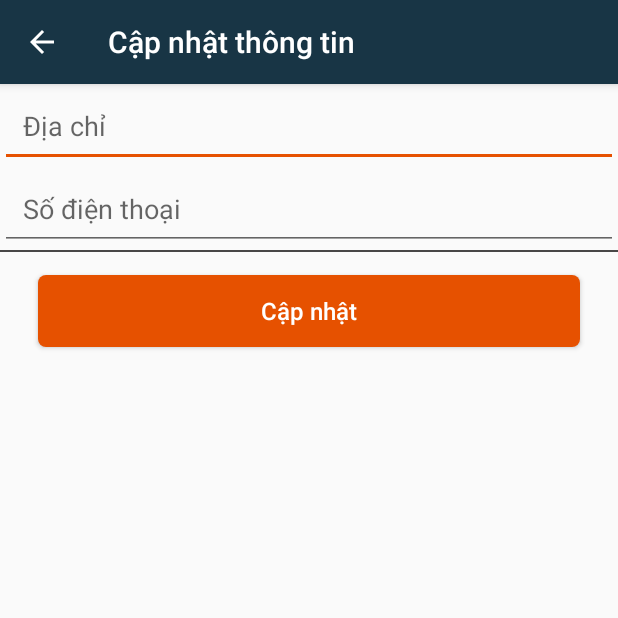
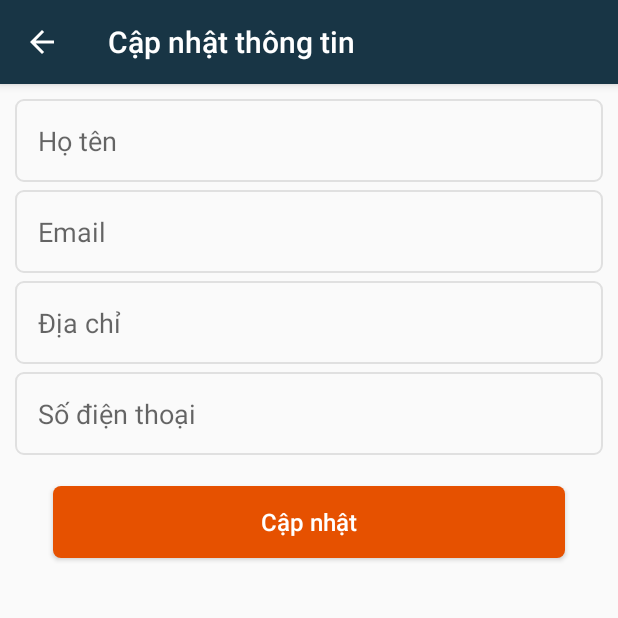
Before and after one commit to tieunt97/VShop, an Android app: the CapNhatThongTinActivity screen opened directly, with no data from a screen before it, on a phone screen of 412 x 824 dp, the top half of it. Run offline under Robolectric (Android 15) with nearby library versions, the light colour scheme and no system bars; 4 statements that could not run were skipped.

```diff
--- a/app/src/main/AndroidManifest.xml
+++ b/app/src/main/AndroidManifest.xml
@@ -75,6 +75,9 @@
         <activity android:name=".View.TrangChu.XacNhanMuaHangActivity"
             android:screenOrientation="portrait"/>
 
+        <activity android:name=".View.TrangChu.SanPhamTimKiemActivity"
+            android:screenOrientation="portrait"/>
+
     </application>
 
 </manifest>
--- /dev/null
+++ b/app/src/main/java/com/example/tieu_nt/vshop/Presenter/CaiDat/IPresenterCapNhatThongTin.java
@@ -0,0 +1,9 @@
+package com.example.tieu_nt.vshop.Presenter.CaiDat;
+
+/**
+ * Created by tieu_nt on 5/24/2018.
+ */
+
+public interface IPresenterCapNhatThongTin {
+    boolean capNhatThongTin(String hoTen, String email, String soDT, String diaChi);
+}
--- /dev/null
+++ b/app/src/main/java/com/example/tieu_nt/vshop/Presenter/CaiDat/PresenteLogicCapNhatThongTin.java
@@ -0,0 +1,21 @@
+package com.example.tieu_nt.vshop.Presenter.CaiDat;
+
+import com.example.tieu_nt.vshop.Model.Data.ModelKhachHang;
+
+/**
+ * Created by tieu_nt on 5/24/2018.
+ */
+
+public class PresenteLogicCapNhatThongTin implements IPresenterCapNhatThongTin{
+    private ModelKhachHang modelKhachHang;
+
+
+    public PresenteLogicCapNhatThongTin() {
+        modelKhachHang = ModelKhachHang.getInstance();
+    }
+
+    @Override
+    public boolean capNhatThongTin(String hoTen, String email, String soDT, String diaChi) {
+        return modelKhachHang.capNhatThongTin(hoTen, email, soDT, diaChi);
+    }
+}
--- a/app/src/main/java/com/example/tieu_nt/vshop/View/CaiDat/CapNhatThongTinActivity.java
+++ b/app/src/main/java/com/example/tieu_nt/vshop/View/CaiDat/CapNhatThongTinActivity.java
@@ -7,19 +7,27 @@ import android.support.v7.app.ActionBar;
 import android.support.v7.app.AppCompatActivity;
 import android.support.v7.widget.Toolbar;
 import android.view.MenuItem;
+import android.view.View;
 import android.widget.Button;
 import android.widget.EditText;
+import android.widget.Toast;
 
+import com.example.tieu_nt.vshop.Model.NguoiDung;
+import com.example.tieu_nt.vshop.Presenter.CaiDat.PresenteLogicCapNhatThongTin;
 import com.example.tieu_nt.vshop.R;
+import com.example.tieu_nt.vshop.View.DangNhap.DangNhapActivity;
+import com.example.tieu_nt.vshop.View.TrangChu.TrangChuActivity;
 
 /**
  * Created by tieu_nt on 5/9/2018.
  */
 
-public class CapNhatThongTinActivity extends AppCompatActivity{
+public class CapNhatThongTinActivity extends AppCompatActivity implements View.OnClickListener{
     private Toolbar toolbar;
-    private EditText edtDiaChi, edtSoDT;
+    private EditText edtDiaChi, edtSoDT, edtHoTen, edtEmail;
     private Button btnCapNhat;
+    private NguoiDung nguoiDung;
+    private PresenteLogicCapNhatThongTin presenteLogicCapNhatThongTin;
 
     @Override
     protected void onCreate(@Nullable Bundle savedInstanceState) {
@@ -32,6 +40,11 @@ public class CapNhatThongTinActivity extends AppCompatActivity{
         actionBar.setDisplayHomeAsUpEnabled(true);
         actionBar.setDisplayShowHomeEnabled(true);
         toolbar.getNavigationIcon().setColorFilter(this.getResources().getColor(R.color.colorWhite), PorterDuff.Mode.SRC_IN);
+
+        nguoiDung = TrangChuActivity.nguoiDung;
+        presenteLogicCapNhatThongTin = new PresenteLogicCapNhatThongTin();
+        hienThiThongTin();
+        setAction();
     }
 
     @Override
@@ -45,8 +58,54 @@ public class CapNhatThongTinActivity extends AppCompatActivity{
 
     private void anhXa(){
         toolbar = (Toolbar) findViewById(R.id.toolbar);
+        edtHoTen = (EditText) findViewById(R.id.edtHoTen);
+        edtEmail = (EditText) findViewById(R.id.edtEmail);
         edtDiaChi = (EditText) findViewById(R.id.edtDiaChi);
         edtSoDT = (EditText) findViewById(R.id.edtSoDT);
         btnCapNhat = (Button) findViewById(R.id.btnCapNhat);
     }
+
+    private void hienThiThongTin(){
+        edtHoTen.setText(nguoiDung.getTenNguoiDung());
+        edtEmail.setText(nguoiDung.getEmail());
+        if(!nguoiDung.getSoDT().equals("null"))
+            edtSoDT.setText(nguoiDung.getSoDT());
+        if(!nguoiDung.getDiaChi().equals("null"))
+            edtDiaChi.setText(nguoiDung.getDiaChi());
+    }
+
+    private void setAction(){
+        btnCapNhat.setOnClickListener(this);
+    }
+
+    private boolean kiemTraDuLieu(String hoTen, String email, String soDT, String diaChi){
+        if(hoTen.equals("") || email.equals("") || soDT.equals("") || diaChi.equals(""))
+            return false;
+        else
+            return true;
+    }
+
+    @Override
+    public void onClick(View view) {
+        switch (view.getId()){
+            case R.id.btnCapNhat:
+                String hoTen = edtHoTen.getText().toString();
+                String email = edtHoTen.getText().toString();
+                String soDT = edtSoDT.getText().toString();
+                String diaChi = edtDiaChi.getText().toString();
+
+                if (!kiemTraDuLieu(hoTen, email, soDT, diaChi)){
+                    Toast.makeText(this, "Có dữ liệu trống", Toast.LENGTH_SHORT).show();
+                }else if(!DangNhapActivity.validate(edtEmail.getText().toString())){
+                    Toast.makeText(this, "Email không hợp lệ", Toast.LENGTH_SHORT).show();
+                }else{
+                    if(presenteLogicCapNhatThongTin.capNhatThongTin(hoTen, email, soDT, diaChi)){
+                        Toast.makeText(this, "Cập nhật thành công", Toast.LENGTH_SHORT).show();
+                    }else{
+                        Toast.makeText(this, "Email này đã được đăng ký, cập nhật thất bại", Toast.LENGTH_SHORT).show();
+                    }
+                }
+                break;
+        }
+    }
 }
--- a/app/src/main/java/com/example/tieu_nt/vshop/View/TrangChu/DialogSapXep.java
+++ b/app/src/main/java/com/example/tieu_nt/vshop/View/DialogSapXep.java
@@ -1,9 +1,7 @@
-package com.example.tieu_nt.vshop.View.TrangChu;
+package com.example.tieu_nt.vshop.View;
 
 import android.app.Activity;
 import android.content.Context;
-import android.os.Bundle;
-import android.support.annotation.NonNull;
 import android.support.v7.app.AlertDialog;
 import android.view.View;
 import android.widget.Button;
@@ -136,6 +134,4 @@ public class DialogSapXep extends AlertDialog.Builder{
 
         return alertDialog;
     }
-
-
 }
--- a/app/src/main/java/com/example/tieu_nt/vshop/View/TrangChu/SapXepSanPham.java
+++ b/app/src/main/java/com/example/tieu_nt/vshop/View/SapXepSanPham.java
@@ -1,4 +1,4 @@
-package com.example.tieu_nt.vshop.View.TrangChu;
+package com.example.tieu_nt.vshop.View;
 
 /**
  * Created by tieu_nt on 5/22/2018.
--- a/app/src/main/java/com/example/tieu_nt/vshop/View/TrangChu/HienThiSanPhamTheoThuongHieuActivity.java
+++ b/app/src/main/java/com/example/tieu_nt/vshop/View/TrangChu/HienThiSanPhamTheoThuongHieuActivity.java
@@ -3,7 +3,6 @@ package com.example.tieu_nt.vshop.View.TrangChu;
 import android.app.Activity;
 import android.content.Intent;
 import android.graphics.PorterDuff;
-import android.net.Uri;
 import android.os.Bundle;
 import android.support.annotation.Nullable;
 import android.support.v4.view.MenuItemCompat;
@@ -32,6 +31,8 @@ import com.example.tieu_nt.vshop.Model.ThuongHieu;
 import com.example.tieu_nt.vshop.Presenter.GioHang.PresenterLogicGioHang;
 import com.example.tieu_nt.vshop.Presenter.SanPham.PresenterLogicSanPham;
 import com.example.tieu_nt.vshop.R;
+import com.example.tieu_nt.vshop.View.DialogSapXep;
+import com.example.tieu_nt.vshop.View.SapXepSanPham;
 
 import java.util.List;
 
@@ -40,7 +41,7 @@ import java.util.List;
  */
 
 public class HienThiSanPhamTheoThuongHieuActivity extends AppCompatActivity implements View.OnClickListener,
-        ViewHienThiDanhSachSanPham, ILoadMore, SapXepSanPham{
+        ViewHienThiDanhSachSanPham, ILoadMore, SapXepSanPham {
     private Toolbar toolbar;
     private SwipeRefreshLayout swipeRefreshLayout;
     private RecyclerView recyclerSanPham;
--- a/app/src/main/res/layout/layout_capnhatthongtin.xml
+++ b/app/src/main/res/layout/layout_capnhatthongtin.xml
@@ -25,17 +25,44 @@
         <LinearLayout
             android:orientation="vertical"
             android:layout_width="match_parent"
-            android:layout_height="match_parent">
+            android:layout_height="match_parent"
+            android:padding="10dp">
+
+            <EditText
+                android:id="@+id/edtHoTen"
+                android:layout_width="match_parent"
+                android:layout_height="wrap_content"
+                android:ems="10"
+                android:inputType="textPersonName"
+                android:hint="Họ tên"
+                android:textColor="@color/colorBlack"
+                android:padding="15dp"
+                android:background="@drawable/custom_edt_gia"
+                />
+
+            <EditText
+                android:id="@+id/edtEmail"
+                android:layout_width="match_parent"
+                android:layout_height="wrap_content"
+                android:ems="10"
+                android:inputType="textEmailAddress"
+                android:hint="Email"
+                android:textColor="@color/colorBlack"
+                android:padding="15dp"
+                android:background="@drawable/custom_edt_gia"
+                android:layout_marginVertical="5dp"
+                />
 
             <EditText
                 android:id="@+id/edtDiaChi"
                 android:layout_width="match_parent"
                 android:layout_height="wrap_content"
                 android:ems="10"
-                android:inputType="textPersonName"
+                android:inputType="text"
                 android:hint="Địa chỉ"
                 android:textColor="@color/colorBlack"
                 android:padding="15dp"
+                android:background="@drawable/custom_edt_gia"
                 />
 
             <EditText
@@ -47,12 +74,8 @@
                 android:hint="Số điện thoại"
                 android:textColor="@color/colorBlack"
                 android:padding="15dp"
-                />
-
-            <View
-                android:layout_width="match_parent"
-                android:layout_height="1dp"
-                android:background="@color/colorGrey"/>
+                android:background="@drawable/custom_edt_gia"
+                android:layout_marginVertical="5dp"/>
 
             <Button
                 android:id="@+id/btnCapNhat"
--- a/app/src/main/res/menu/menu_trangchu.xml
+++ b/app/src/main/res/menu/menu_trangchu.xml
@@ -4,9 +4,8 @@
 
     <item android:id="@+id/itemTimKiem"
         android:title="Tìm kiếm"
-        app:showAsAction="always|collapseActionView"
-        android:icon="@drawable/search"
-        app:actionViewClass="android.support.v7.widget.SearchView"/>
+        app:showAsAction="always"
+        android:icon="@drawable/search"/>
     <item android:id="@+id/itemThongBao"
         android:title="Tìm kiếm"
         app:showAsAction="always"
```
Also changed, not shown: app/src/main/java/com/example/tieu_nt/vshop/Model/Data/ModelKhachHang.java (+2 -33 lines), app/src/main/java/com/example/tieu_nt/vshop/View/DialogTimKiem.java (added, +54 -0 lines), app/src/main/java/com/example/tieu_nt/vshop/View/TimKiemSanPham.java (added, +9 -0 lines), app/src/main/java/com/example/tieu_nt/vshop/View/TrangChu/SanPhamTimKiemActivity.java (added, +111 -0 lines), app/src/main/java/com/example/tieu_nt/vshop/View/TrangChu/TrangChuActivity.java (+19 -3 lines), app/src/main/java/com/example/tieu_nt/vshop/View/TrangChu/XacNhanMuaHangActivity.java (+2 -5 lines), app/src/main/res/layout/dialog_timkiem.xml (added, +50 -0 lines), app/src/main/res/layout/layout_sanphamtimkiem.xml (added, +39 -0 lines), app/src/main/res/layout/layout_xacnhanmuahang.xml (+3 -20 lines).
